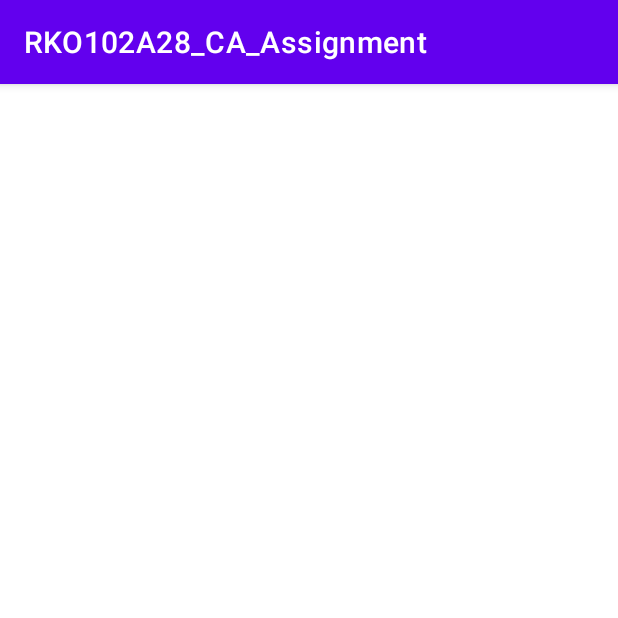
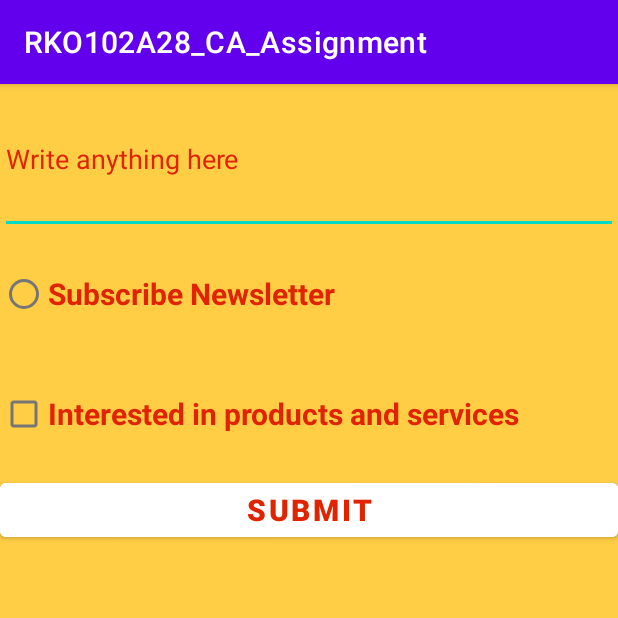
Before and after one commit to kiranpalsingh1806/RKO102A28_CA_Assignment, an Android app: the SecondActivity screen opened directly, with no data from a screen before it, on a phone screen of 412 x 824 dp, the top half of it. Run offline under Robolectric (Android 15) with nearby library versions, the phone set to English and light mode, and no system bars.

Commit message:
Add xml for second problem

```diff
--- a/app/src/main/java/com/example/rko102a28_ca_assignment/MainActivity.kt
+++ b/app/src/main/java/com/example/rko102a28_ca_assignment/MainActivity.kt
@@ -2,10 +2,21 @@ package com.example.rko102a28_ca_assignment
 
 import androidx.appcompat.app.AppCompatActivity
 import android.os.Bundle
+import android.widget.Button
+import android.widget.CheckBox
+import android.widget.EditText
+import android.widget.RadioButton
 
 class MainActivity : AppCompatActivity() {
     override fun onCreate(savedInstanceState: Bundle?) {
         super.onCreate(savedInstanceState)
-        setContentView(R.layout.activity_main)
+        setContentView(R.layout.second_activity)
+
+        val editText = findViewById<EditText>(R.id.titleEditText)
+        val radioButton1 = findViewById<RadioButton>(R.id.radioButton1)
+        val checkBox1 = findViewById<CheckBox>(R.id.checkBox1)
+        val submitButton = findViewById<Button>(R.id.buttonSubmit)
+
+
     }
 }
--- a/app/src/main/res/layout/second_activity.xml
+++ b/app/src/main/res/layout/second_activity.xml
@@ -1,7 +1,49 @@
 <?xml version="1.0" encoding="utf-8"?>
-<FrameLayout xmlns:android="http://schemas.android.com/apk/res/android"
+<LinearLayout xmlns:android="http://schemas.android.com/apk/res/android"
     xmlns:tools="http://schemas.android.com/tools"
-    android:id="@+id/container"
+    android:id="@+id/linearLayout"
     android:layout_width="match_parent"
     android:layout_height="match_parent"
-    tools:context=".SecondActivity" />
+    android:background="@color/yellow"
+    android:orientation="vertical"
+    tools:context=".SecondActivity">
+
+
+    <EditText
+        android:id="@+id/titleEditText"
+        android:layout_width="match_parent"
+        android:layout_height="100dp"
+        android:ems="10"
+        android:hint="Write anything here"
+        android:textColorHint="@color/red1"
+        android:inputType="textPersonName"
+        android:textColor="@android:color/holo_red_dark" />
+
+    <RadioButton
+        android:id="@+id/radioButton1"
+        android:layout_width="match_parent"
+        android:layout_height="80dp"
+        android:textColor="@color/red1"
+        android:textStyle="bold"
+        android:textSize="20sp"
+        android:text="Subscribe Newsletter" />
+
+    <CheckBox
+        android:id="@+id/checkBox1"
+        android:layout_width="match_parent"
+        android:layout_height="80dp"
+        android:textStyle="bold"
+        android:textSize="20sp"
+        android:textColor="@color/red1"
+        android:text="Interested in products and services" />
+
+    <Button
+        android:id="@+id/buttonSubmit"
+        android:layout_width="match_parent"
+        android:layout_height="wrap_content"
+        android:backgroundTint="@color/white"
+        android:textColor="@color/red1"
+        android:textStyle="bold"
+        android:textSize="20sp"
+        android:text="Submit" />
+</LinearLayout>
--- a/app/src/main/res/values/colors.xml
+++ b/app/src/main/res/values/colors.xml
@@ -7,4 +7,6 @@
     <color name="teal_700">#FF018786</color>
     <color name="black">#FF000000</color>
     <color name="white">#FFFFFFFF</color>
+    <color name="yellow">#FFCE45</color>
+    <color name="red1">#E02401</color>
 </resources>
```
